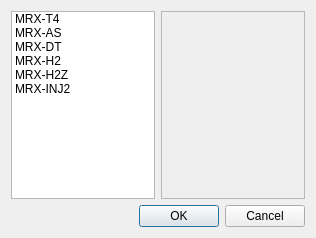
ww4u/megarobostudio, file source/wnd/ui/motionwizard.ui: the form before one commit.
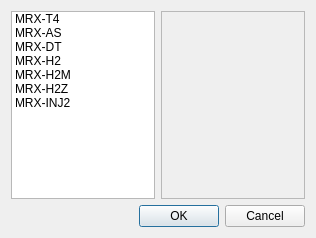
The form after the commit. Icons and pictures are not drawn.

```diff
--- a/source/wnd/ui/motionwizard.ui
+++ b/source/wnd/ui/motionwizard.ui
@@ -52,6 +52,11 @@
          <string>MRX-H2</string>
         </property>
        </item>
+       <item>
+        <property name="text">
+         <string>MRX-H2M</string>
+        </property>
+       </item>
        <item>
         <property name="text">
          <string>MRX-H2Z</string>
```
